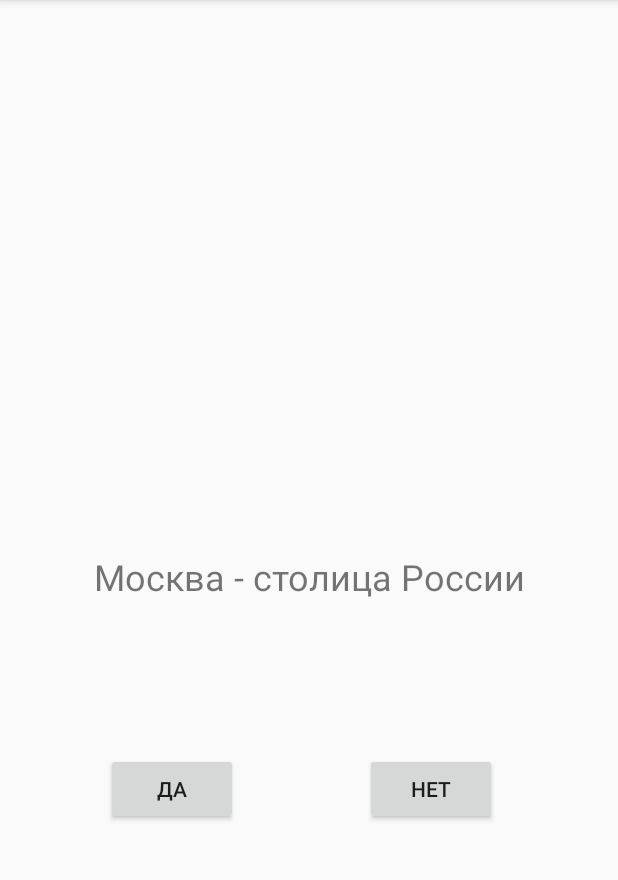
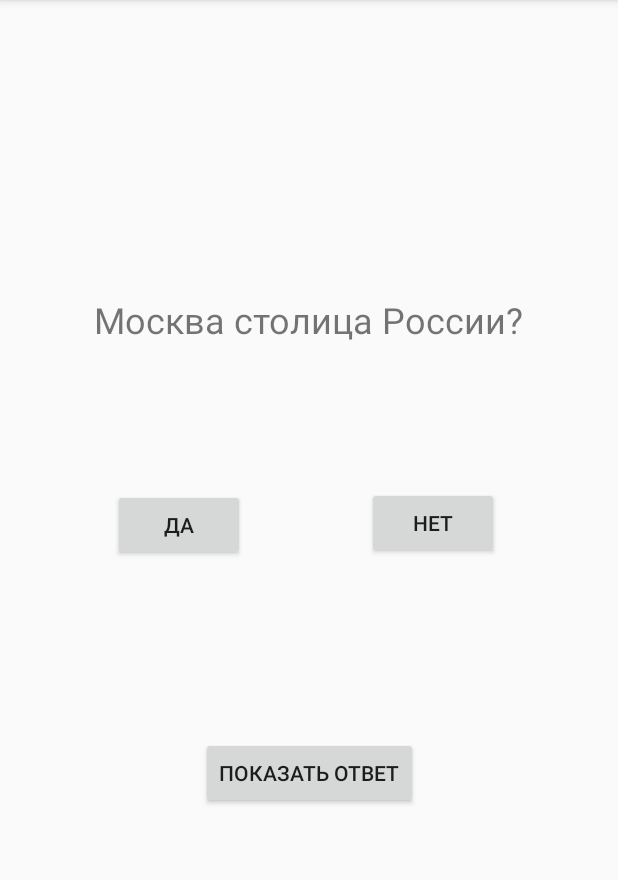
Before and after one commit to MarinaVladimirovnaPopova/edu_0988_quiz, an Android app: the screen it shows after launch (MainActivity), on a phone screen of 412 x 824 dp, the part 84-964 px from its top. Run offline under Robolectric (Android 15) with nearby library versions, the phone set to English and light mode, and no system bars.

Commit message:
завершение разработки первого приложения

```diff
--- a/app/src/main/AndroidManifest.xml
+++ b/app/src/main/AndroidManifest.xml
@@ -10,6 +10,12 @@
         android:supportsRtl="true"
         android:theme="@style/Theme.MyApplication">
         <activity
+            android:name=".ResultActivity"
+            android:exported="true" />
+        <activity
+            android:name=".AnswerActivity"
+            android:exported="true" />
+        <activity
             android:name=".MainActivity"
             android:exported="true">
             <intent-filter>
--- a/app/src/main/java/com/example/myapplication/MainActivity.java
+++ b/app/src/main/java/com/example/myapplication/MainActivity.java
@@ -1,17 +1,24 @@
 package com.example.myapplication;
 
+import android.content.Intent;
 import android.support.v7.app.AppCompatActivity;
 import android.os.Bundle;
+import android.view.Gravity;
 import android.view.View;
 import android.widget.Button;
 import android.widget.TextView;
 import android.widget.Toast;
+
+import java.util.ArrayList;
+
+import javax.xml.transform.Result;
 
 public class MainActivity extends AppCompatActivity {
 
     Button yesBtn;
     Button noBtn;
     TextView questionsTextView;
+    Button showAnswer; // создаем переменную, кнопку
     Question[] questions = {
             new Question(R.string.question1, true),
             new Question(R.string.question2, true),
@@ -21,6 +28,12 @@ public class MainActivity extends AppCompatActivity {
     };
     int questionIndex = 0;
 
+    /*----------------------------------------------------*/
+    int trueAnswers; // переменная для хранения количества правильных ответов
+    String result; //строка с вопросом и ответом на него
+    String[] showResults = new String[5];; //массив строк (вопрос+ответ)
+    /*----------------------------------------------------*/
+
     @Override
     public void onSaveInstanceState (Bundle savedInstanceState){
         super.onSaveInstanceState(savedInstanceState);
@@ -28,7 +41,7 @@ public class MainActivity extends AppCompatActivity {
     };
 
     @Override
-    protected void onCreate(Bundle savedInstanceState)   {//метод выз.род метод и формирует вывод картинки на экран
+    protected void onCreate(Bundle savedInstanceState)   {//метод выз.род метод и формирует вывод  на экран
         super.onCreate(savedInstanceState);
         setContentView(R.layout.activity_main);
 
@@ -38,29 +51,72 @@ public class MainActivity extends AppCompatActivity {
         yesBtn = findViewById(R.id.yesBtn);
         noBtn = findViewById(R.id.noBtn);
         questionsTextView = findViewById(R.id.questionTextView);
+        showAnswer = findViewById(R.id.showAnswer);//находим кнопку showAnswer на активности
         questionsTextView.setText(questions[questionIndex].getQuestionText());
+
+
         yesBtn.setOnClickListener(new View.OnClickListener() {
             @Override
             public void onClick(View view){
-                if (questions[questionIndex].isAnswerTrue())
-                    Toast.makeText(MainActivity.this, "Правильно", Toast.LENGTH_SHORT).show();
-                else
-                    Toast.makeText(MainActivity.this, "Не правильно", Toast.LENGTH_SHORT).show();
-                questionIndex = (questionIndex+1)%questions.length;
-                questionsTextView.setText(questions[questionIndex].getQuestionText());
+                checkAnswer(true);
+                result = questions[questionIndex] + "Ваш ответ: да";//  записываем вопрос и ответ на него в строковую переменную
+                showResults[questionIndex] = result; // добавляем в массив очередное значение  result
             }
         });
         noBtn.setOnClickListener(new View.OnClickListener() {
             @Override
             public void onClick(View view) {
-                if(!questions[questionIndex].isAnswerTrue())
-                    Toast.makeText(MainActivity.this, "Правильно!", Toast.LENGTH_SHORT).show();
-                else
-                    Toast.makeText(MainActivity.this, "Не правильно!", Toast.LENGTH_SHORT).show();
-                questionIndex = (questionIndex+1)%questions.length;
-                questionsTextView.setText(questions[questionIndex].getQuestionText());
+                checkAnswer(false);
+                result = questions[questionIndex] + "Ваш ответ: нет";//  записываем вопрос и ответ на него в строковую переменную
+                showResults[questionIndex] = result; //добавляем в массив очередное значение  result
+
             }
         });
+        showAnswer.setOnClickListener(new View.OnClickListener() { //указываем действие при нажатии кнопки
+            @Override
+            public void onClick(View view) {
+                Intent intent = new Intent(MainActivity.this, AnswerActivity.class);//создаем намерение запуска новой активности: первый параметр - какая активность запускает и вторым параметрм указываем активность, которую хотим запустить
+                intent.putExtra("answer", questions[questionIndex].isAnswerTrue()); //нагрузка намерению, в интент добав.коллекцию. ключ и значение.
+                startActivity(intent);//запускаем метод открытия активности
+            }
+        });
+
+
+    }
+
+    public void checkAnswer(boolean btn){
+
+        if ((questions[questionIndex].isAnswerTrue() && btn) || (!questions[questionIndex].isAnswerTrue()&& !btn)) {
+            trueAnswers++; //увеличили количество правильных ответов
+            Toast.makeText(MainActivity.this, "Правильно", Toast.LENGTH_SHORT).show();
+        }
+        else {
+            Toast.makeText(MainActivity.this, "Не правильно", Toast.LENGTH_SHORT).show();
+        }
+        /*--------------------------*/
+        if (questionIndex == 4) {
+            Intent intent = new Intent(MainActivity.this, ResultActivity.class);//создаем намерение запуска активности с результатами
+
+            intent.putExtra("trueAnswers", trueAnswers);//передаем переменную с количеством правильных ответов
+            intent.putExtra("showResults", showResults);//передаем массив с вопросами и ответами юзера
+
+            startActivity(intent);//запускаем метод открытия активности
+        }
+        /*--------------------------*/
+
+        questionIndex = (questionIndex+1) % questions.length;;
+        questionsTextView.setText(questions[questionIndex].getQuestionText());
+
+
     }
 
 }
+
+//** 1) Записываем строку "Вопрос - ваш ответ да/нет" в массив
+// * 2) Складываем правильные ответы в переменню int
+// * 3) Проверяем, что вопрос последний
+// * 4) Если вопрос последний, то создаём интент
+ //* 5) Добавляем дополнение в Интент (массив с вопросамии ответами)
+ //* 6) Добавляем дополнение в Интент (int с числом правильных ответов)
+ //* 7) Запускаем активность
+// * 8) На запущенной активности вывести строки из массива, тем самым отобразив вопросы и ответы пользователя*//
--- a/app/src/main/java/com/example/myapplication/Question.java
+++ b/app/src/main/java/com/example/myapplication/Question.java
@@ -10,10 +10,12 @@ public class Question {
     }
 
     public int getQuestionText() {
+
         return questionText;
     }
 
     public boolean isAnswerTrue() {
+
         return answerTrue;
     }
 }
--- a/app/src/main/res/layout/activity_main.xml
+++ b/app/src/main/res/layout/activity_main.xml
@@ -12,32 +12,47 @@
         android:layout_height="wrap_content"
         android:textSize="24sp"
         app:layout_constraintBottom_toBottomOf="parent"
+        app:layout_constraintEnd_toEndOf="parent"
+        app:layout_constraintHorizontal_bias="0.498"
         app:layout_constraintLeft_toLeftOf="parent"
         app:layout_constraintRight_toRightOf="parent"
-        app:layout_constraintTop_toTopOf="parent" />
+        app:layout_constraintStart_toStartOf="parent"
+        app:layout_constraintTop_toTopOf="parent"
+        app:layout_constraintVertical_bias="0.267" />
 
     <Button
         android:id="@+id/yesBtn"
         android:layout_width="wrap_content"
         android:layout_height="wrap_content"
-        android:text="Да"
+        android:text="@string/yes"
         app:layout_constraintBottom_toBottomOf="parent"
         app:layout_constraintEnd_toEndOf="parent"
-        app:layout_constraintHorizontal_bias="0.219"
+        app:layout_constraintHorizontal_bias="0.232"
         app:layout_constraintStart_toStartOf="parent"
         app:layout_constraintTop_toTopOf="@+id/questionTextView"
-        app:layout_constraintVertical_bias="0.381" />
+        app:layout_constraintVertical_bias="0.247" />
 
     <Button
         android:id="@+id/noBtn"
         android:layout_width="wrap_content"
         android:layout_height="wrap_content"
-        android:text="Нет"
+        android:text="@string/no"
         app:layout_constraintBottom_toBottomOf="parent"
         app:layout_constraintEnd_toEndOf="parent"
-        app:layout_constraintHorizontal_bias="0.752"
+        app:layout_constraintHorizontal_bias="0.755"
         app:layout_constraintStart_toStartOf="parent"
         app:layout_constraintTop_toTopOf="@+id/questionTextView"
-        app:layout_constraintVertical_bias="0.381" />
+        app:layout_constraintVertical_bias="0.245" />
+
+    <Button
+        android:id="@+id/showAnswer"
+        android:layout_width="wrap_content"
+        android:layout_height="wrap_content"
+        android:text="@string/showAnswer"
+        app:layout_constraintBottom_toBottomOf="parent"
+        app:layout_constraintEnd_toEndOf="parent"
+        app:layout_constraintStart_toStartOf="parent"
+        app:layout_constraintTop_toTopOf="parent"
+        app:layout_constraintVertical_bias="0.682" />
 
 </android.support.constraint.ConstraintLayout>
--- a/app/src/main/res/values/strings.xml
+++ b/app/src/main/res/values/strings.xml
@@ -1,9 +1,12 @@
 <resources>
     <string name="app_name">My Application</string>
-    <string name="question1"> Москва - столица России</string>
-    <string name="question2"> 2+2=4</string>
-    <string name="question3"> 5-3=3</string>
-    <string name="question4"> Солнце - это звезда?</string>
-    <string name="question5"> Луна - это планета?</string>
-
+    <string name="question1">Москва столица России?</string>
+    <string name="question2">2+2=4</string>
+    <string name="question3">5-3=3</string>
+    <string name="question4">Солнце это зведа?</string>
+    <string name="question5">Луна это планета?</string>
+    <string name="yes">Да</string>
+    <string name="no">Нет</string>
+    <string name="showAnswer">Показать ответ</string>
+    <string name="answerTextView">Правильный ответ</string>
 </resources>
```
Also changed, not shown: app/src/main/java/com/example/myapplication/AnswerActivity.java (added, +25 -0 lines), app/src/main/java/com/example/myapplication/ResultActivity.java (added, +26 -0 lines), app/src/main/res/layout/activity_answer.xml (added, +33 -0 lines), app/src/main/res/layout/activity_result.xml (added, +34 -0 lines).
